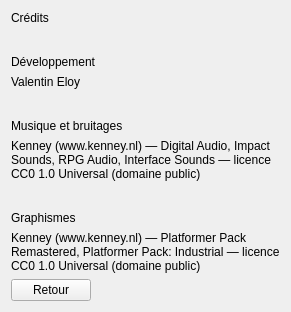
Old version of the form Source/Elements/UI/CreditsScreen.ui in the repository azertval/ProjectGaming.
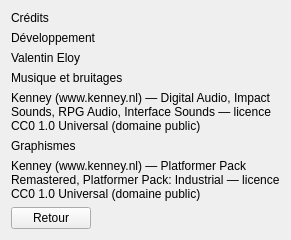
New version of the form. Custom widgets are drawn as their Qt base class.

```diff
--- a/Source/Elements/UI/CreditsScreen.ui
+++ b/Source/Elements/UI/CreditsScreen.ui
@@ -13,8 +13,7 @@
    <item>
     <spacer name="titleSpacer">
      <property name="orientation"><enum>Qt::Vertical</enum></property>
-     <property name="sizeType"><enum>QSizePolicy::Fixed</enum></property>
-     <property name="sizeHint" stdset="0"><size><width>0</width><height>24</height></size></property>
+     <property name="sizeHint" stdset="0"><size><width>0</width><height>0</height></size></property>
     </spacer>
    </item>
    <item>
@@ -31,8 +30,7 @@
    <item>
     <spacer name="sectionSpacer">
      <property name="orientation"><enum>Qt::Vertical</enum></property>
-     <property name="sizeType"><enum>QSizePolicy::Fixed</enum></property>
-     <property name="sizeHint" stdset="0"><size><width>0</width><height>24</height></size></property>
+     <property name="sizeHint" stdset="0"><size><width>0</width><height>0</height></size></property>
     </spacer>
    </item>
    <item>
@@ -51,8 +49,7 @@
    <item>
     <spacer name="graphicsSpacer">
      <property name="orientation"><enum>Qt::Vertical</enum></property>
-     <property name="sizeType"><enum>QSizePolicy::Fixed</enum></property>
-     <property name="sizeHint" stdset="0"><size><width>0</width><height>24</height></size></property>
+     <property name="sizeHint" stdset="0"><size><width>0</width><height>0</height></size></property>
     </spacer>
    </item>
    <item>
@@ -87,6 +84,13 @@
    </item>
   </layout>
  </widget>
+ <customwidgets>
+  <customwidget>
+   <class>hmi::PixelMenuButton</class>
+   <extends>QPushButton</extends>
+   <header>HMI/Interface/PixelMenuButton.h</header>
+  </customwidget>
+ </customwidgets>
  <resources/>
  <connections/>
 </ui>
```
Left out of the diff: 2 changed lines with no effect on the pictures.
